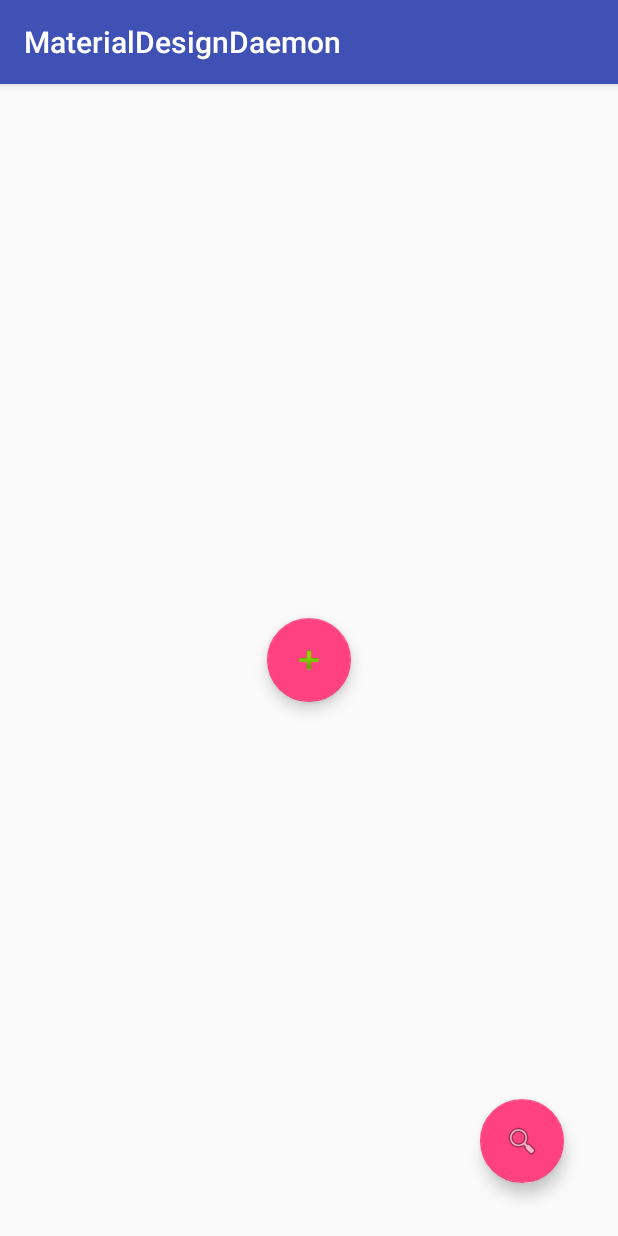
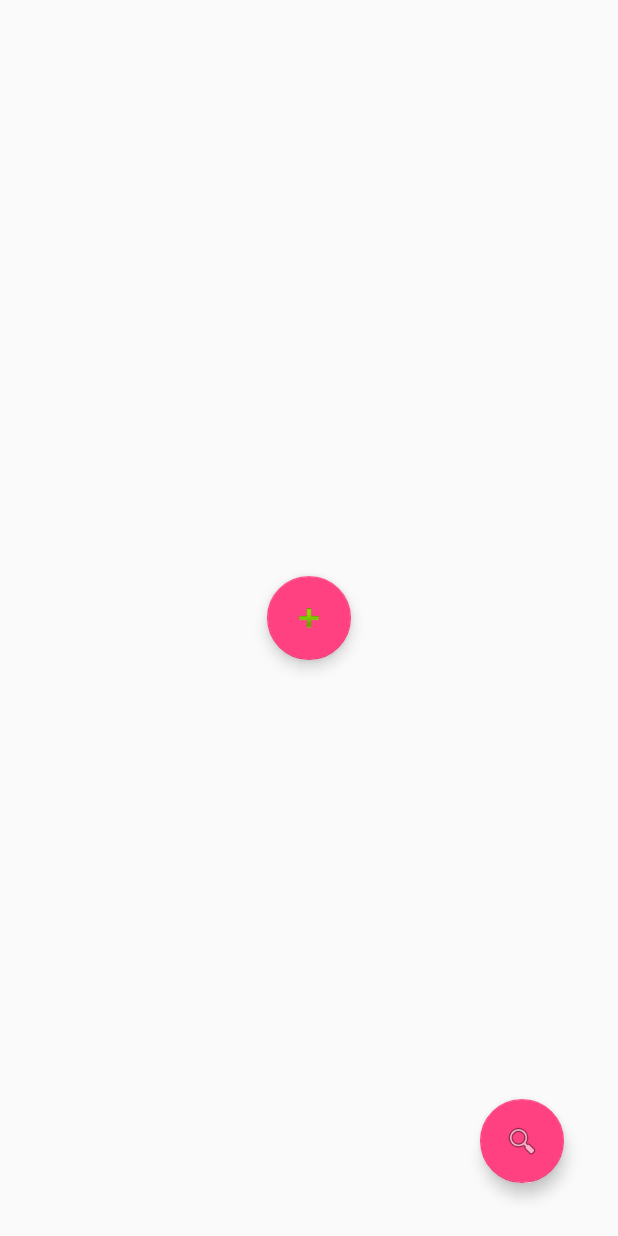
Before and after one commit to dacaoyuan/MaterialDesign, an Android app: the FloatingActionButtonActivity screen opened directly, with no data from a screen before it, on a phone screen of 412 x 824 dp. Run offline under Robolectric (Android 15) with nearby library versions, the phone set to English and light mode, and no system bars; our stand-ins replace ButterKnife.

Commit message:
整理了一下

```diff
--- a/app/src/main/AndroidManifest.xml
+++ b/app/src/main/AndroidManifest.xml
@@ -15,15 +15,12 @@
                 <category android:name="android.intent.category.LAUNCHER" />
             </intent-filter>
         </activity>
-        <activity android:name=".FloatingActionButton" />
+        <activity android:name=".FloatingActionButtonActivity" />
         <activity
             android:name=".NavigationViewActivity"
-            android:theme="@style/Theme.DesignDemo"
-
-            ></activity>
-        <activity android:name=".SecondActivity" />
+            android:theme="@style/Theme.DesignDemo" />
         <activity android:name=".ToolbarActivity" />
-        <activity android:name=".TabLayoutActivity"></activity>
+        <activity android:name=".TabLayoutActivity" />
     </application>
 
 </manifest>
--- a/app/src/main/java/com/everyoo/materialdesign/FloatingActionButton.java
+++ b/app/src/main/java/com/everyoo/materialdesign/FloatingActionButtonActivity.java
@@ -11,7 +11,7 @@ import android.widget.Toast;
 import butterknife.ButterKnife;
 import butterknife.InjectView;
 
-public class FloatingActionButton extends AppCompatActivity {
+public class FloatingActionButtonActivity extends AppCompatActivity {
 
     @InjectView(R.id.floatingActionButton)
     android.support.design.widget.FloatingActionButton fActionButton;
@@ -36,7 +36,7 @@ public class FloatingActionButton extends AppCompatActivity {
                         .setAction("delete", new View.OnClickListener() {
                             @Override
                             public void onClick(View v) {
-                                Toast.makeText(FloatingActionButton.this, "delete", Toast.LENGTH_SHORT).show();
+                                Toast.makeText(FloatingActionButtonActivity.this, "delete", Toast.LENGTH_SHORT).show();
                             }
                         })
                         .show();
@@ -46,8 +46,8 @@ public class FloatingActionButton extends AppCompatActivity {
                 snackbar.setAction("跳转", new View.OnClickListener() {
                     @Override
                     public void onClick(View v) {
-                        Toast.makeText(FloatingActionButton.this, "跳转", Toast.LENGTH_SHORT).show();
-                        startActivity(new Intent(FloatingActionButton.this, NavigationViewActivity.class));
+                        Toast.makeText(FloatingActionButtonActivity.this, "跳转", Toast.LENGTH_SHORT).show();
+                        startActivity(new Intent(FloatingActionButtonActivity.this, NavigationViewActivity.class));
                     }
                 });
                 //snackbar.dismiss();
--- a/app/src/main/java/com/everyoo/materialdesign/NavigationViewActivity.java
+++ b/app/src/main/java/com/everyoo/materialdesign/NavigationViewActivity.java
@@ -28,10 +28,11 @@ public class NavigationViewActivity extends AppCompatActivity {
         setSupportActionBar(toolbar);
 
         final ActionBar ab = getSupportActionBar();
-        ab.setHomeAsUpIndicator(R.mipmap.ic_launcher);
+        ab.setHomeAsUpIndicator(R.mipmap.bg_personal_center_number);
         ab.setDisplayHomeAsUpEnabled(true);
 
         setupDrawerContent(mNavigationView);
+
 
 
     }
@@ -42,7 +43,7 @@ public class NavigationViewActivity extends AppCompatActivity {
             @Override
             public boolean onNavigationItemSelected(@NonNull MenuItem item) {
                 item.setChecked(true);
-                mDrawerLayout.closeDrawers();
+                mDrawerLayout.closeDrawers();//关闭所有当前打开抽屉视图
                 return true;
             }
         });
--- a/app/src/main/java/com/everyoo/materialdesign/ToolbarActivity.java
+++ b/app/src/main/java/com/everyoo/materialdesign/ToolbarActivity.java
@@ -18,7 +18,7 @@ public class ToolbarActivity extends AppCompatActivity {
         Toolbar toolbar = (Toolbar) findViewById(R.id.toolbar);
         toolbar.setTitle("这里是Title");
         toolbar.setSubtitle("这里是子标题");
-        toolbar.setLogo(R.mipmap.push);
+        toolbar.setLogo(R.mipmap.bg_personal_center_number);
         setSupportActionBar(toolbar);
 
 
--- a/app/src/main/res/layout/activity_floating_action_button.xml
+++ b/app/src/main/res/layout/activity_floating_action_button.xml
@@ -8,7 +8,7 @@
     android:paddingLeft="@dimen/activity_horizontal_margin"
     android:paddingRight="@dimen/activity_horizontal_margin"
     android:paddingTop="@dimen/activity_vertical_margin"
-    tools:context="com.everyoo.materialdesign.FloatingActionButton">
+    tools:context="com.everyoo.materialdesign.FloatingActionButtonActivity">
 
 
     <android.support.design.widget.FloatingActionButton
--- a/app/src/main/res/layout/activity_navigation_view.xml
+++ b/app/src/main/res/layout/activity_navigation_view.xml
@@ -23,7 +23,6 @@
                 android:id="@+id/id_tv_content"
                 android:layout_width="wrap_content"
                 android:layout_height="wrap_content"
-                android:text="Title"
                 android:textSize="33dp" />
 
         </android.support.v7.widget.Toolbar>
--- a/app/src/main/res/layout/activity_toolbar.xml
+++ b/app/src/main/res/layout/activity_toolbar.xml
@@ -32,7 +32,7 @@
                 android:layout_width="wrap_content"
                 android:layout_height="250dp"
                 android:scaleType="centerCrop"
-                android:src="@mipmap/suning"
+                android:src="@mipmap/bg_personal_center_top_bar"
                 app:layout_collapseMode="parallax" />
 
             <android.support.v7.widget.Toolbar
--- a/app/src/main/res/values/styles.xml
+++ b/app/src/main/res/values/styles.xml
@@ -6,6 +6,11 @@
         <item name="colorPrimary">@color/colorPrimary</item>
         <item name="colorPrimaryDark">@color/colorPrimaryDark</item>
         <item name="colorAccent">@color/colorAccent</item>
+
+
+        <item name="windowActionBar">false</item>
+        <item name="windowNoTitle">true</item>
+
     </style>
 
 
```
Also changed, not shown: app/src/main/java/com/everyoo/materialdesign/SecondActivity.java (deleted, +0 -13 lines), app/src/main/java/com/everyoo/materialdesign/TabLayoutActivity.java (+22 -2 lines), app/src/main/res/mipmap-hdpi/bg_personal_center_number.png (added), app/src/main/res/mipmap-hdpi/bg_personal_center_top_bar.png (added), app/src/main/res/mipmap-hdpi/push.png (deleted), app/src/main/res/mipmap-hdpi/suning.jpg (deleted).
